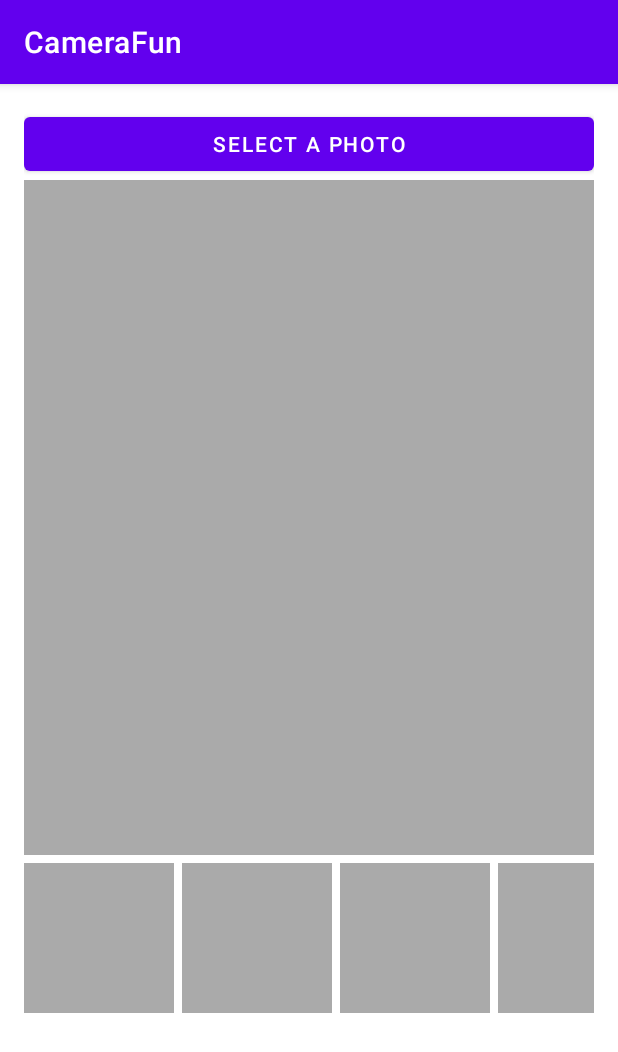
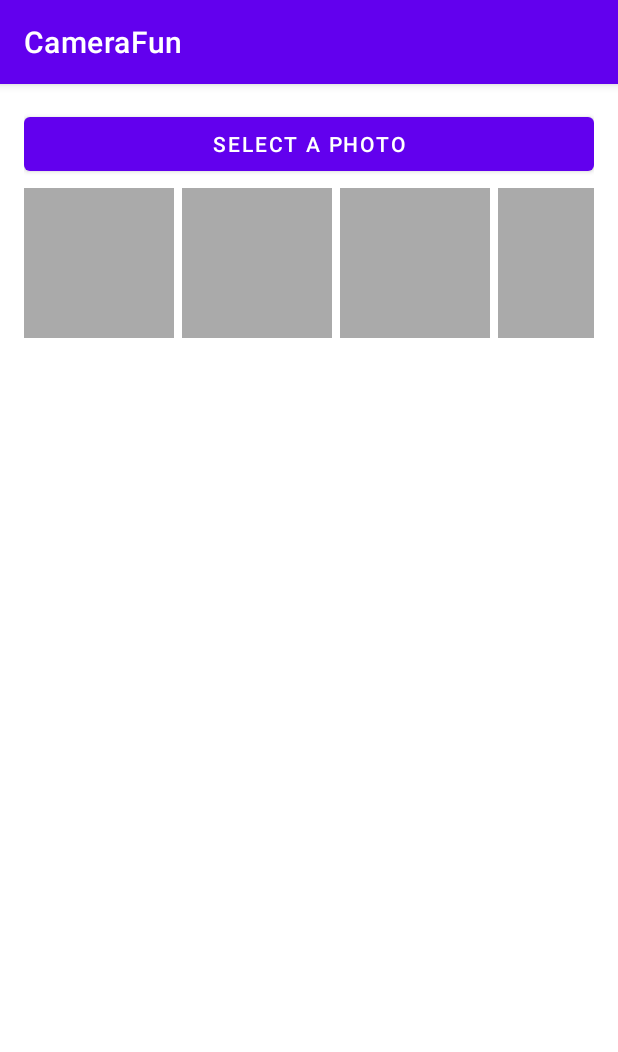
Before and after one commit to letiya/CameraFun, an Android app: the screen it shows after launch (MainActivity), on a phone screen of 412 x 824 dp. Shown: the top 1052 px of the screen. Run offline under Robolectric (Android 15) with nearby library versions, the phone set to English and light mode, and no system bars.

```diff
--- a/app/src/main/java/com/bignerdranch/android/camerafun/EffectLab.java
+++ b/app/src/main/java/com/bignerdranch/android/camerafun/EffectLab.java
@@ -95,10 +95,13 @@ public class EffectLab {
         int height = bm.getHeight();
         float scaleWidth = ((float) newWidth) / width;
         float scaleHeight = ((float) newHeight) / height;
+
+        float finalScale = Math.min(scaleWidth, scaleHeight);
+
         // CREATE A MATRIX FOR THE MANIPULATION
         Matrix matrix = new Matrix();
         // RESIZE THE BIT MAP
-        matrix.postScale(scaleWidth, scaleHeight);
+        matrix.postScale(finalScale, finalScale);
 
         // "RECREATE" THE NEW BITMAP
         Bitmap resizedBitmap = Bitmap.createBitmap(bm, 0, 0, width, height, matrix, false);
--- a/app/src/main/res/layout/activity_main.xml
+++ b/app/src/main/res/layout/activity_main.xml
@@ -20,8 +20,9 @@
     <ImageView
         android:id="@+id/photo_view"
         android:layout_width="match_parent"
-        android:layout_height="450dp"
+        android:layout_height="wrap_content"
         android:scaleType="centerInside"
+        android:adjustViewBounds="true"
         android:cropToPadding="true"
         android:background="@android:color/darker_gray" />
 
@@ -40,7 +41,7 @@
                 android:layout_width="100dp"
                 android:layout_height="100dp"
                 android:layout_marginRight="5dp"
-                android:scaleType="centerInside"
+                android:scaleType="centerCrop"
                 android:cropToPadding="true"
                 android:background="@android:color/darker_gray"/>
 
@@ -49,7 +50,7 @@
                 android:layout_width="100dp"
                 android:layout_height="100dp"
                 android:layout_marginRight="5dp"
-                android:scaleType="centerInside"
+                android:scaleType="centerCrop"
                 android:cropToPadding="true"
                 android:background="@android:color/darker_gray"/>
 
@@ -58,7 +59,7 @@
                 android:layout_width="100dp"
                 android:layout_height="100dp"
                 android:layout_marginRight="5dp"
-                android:scaleType="centerInside"
+                android:scaleType="centerCrop"
                 android:cropToPadding="true"
                 android:background="@android:color/darker_gray"/>
 
@@ -67,7 +68,7 @@
                 android:layout_width="100dp"
                 android:layout_height="100dp"
                 android:layout_marginRight="5dp"
-                android:scaleType="centerInside"
+                android:scaleType="centerCrop"
                 android:cropToPadding="true"
                 android:background="@android:color/darker_gray"/>
 
@@ -76,7 +77,7 @@
                 android:layout_width="100dp"
                 android:layout_height="100dp"
                 android:layout_marginRight="5dp"
-                android:scaleType="centerInside"
+                android:scaleType="centerCrop"
                 android:cropToPadding="true"
                 android:background="@android:color/darker_gray"/>
 
```
Also changed, not shown: app/src/main/java/com/bignerdranch/android/camerafun/MainActivity.java (+76 -5 lines).
